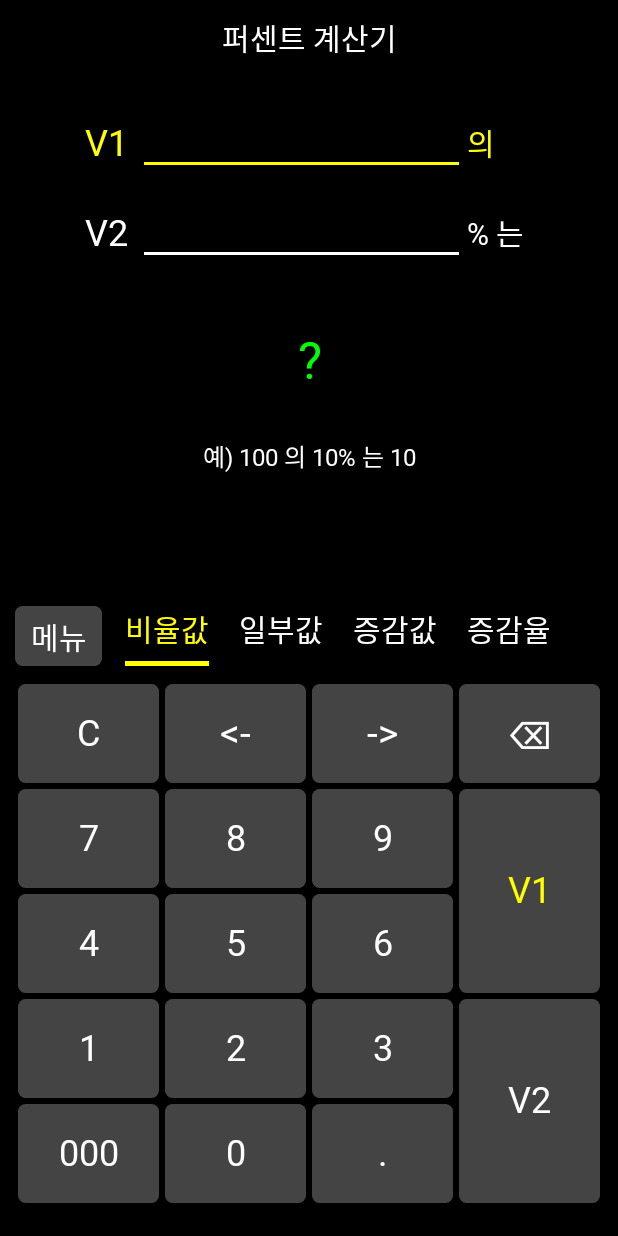
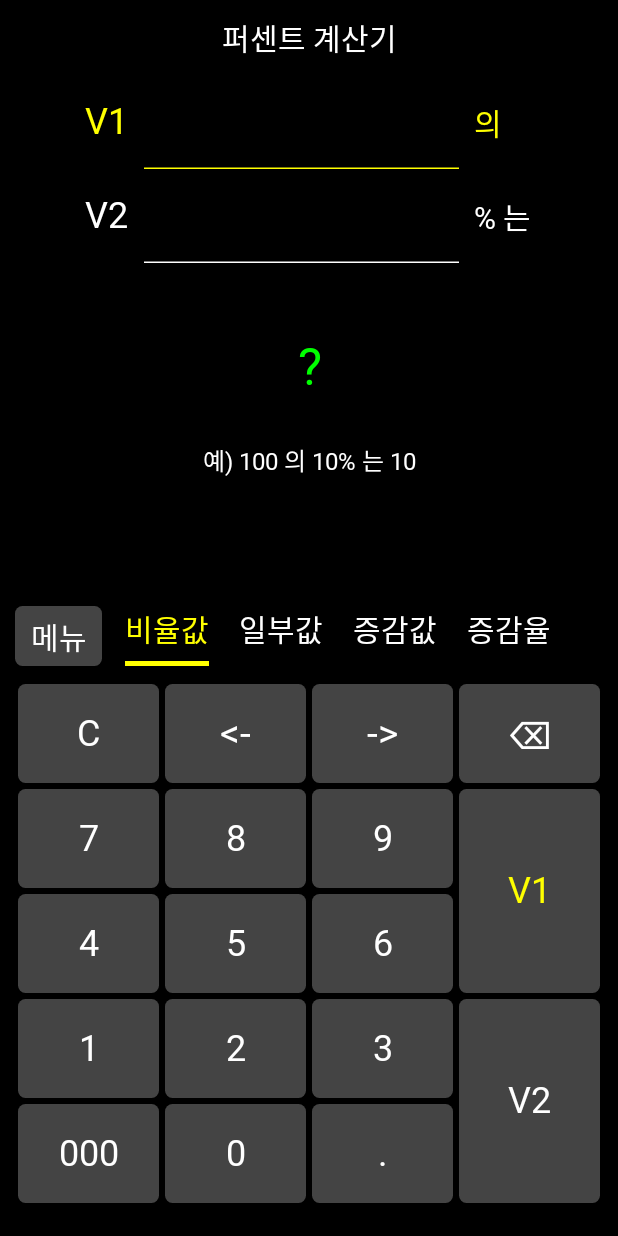
Before and after one commit to Jeong-Donghyeon/calculator-android, an Android app built with Jetpack Compose: the screen it shows after launch (MainActivity), on a phone screen of 412 x 824 dp. Run offline under Robolectric (Android 15) with nearby library versions, the phone set to English and light mode, and no system bars; our stand-ins replace Dagger/Hilt's generated code; Roboto replaces fonts that are not available here.

Commit message:
입력 필드 텍스트필드로 수정

```diff
--- a/app/src/main/java/dev/donghyeon/calculator/percent/PercentData.kt
+++ b/app/src/main/java/dev/donghyeon/calculator/percent/PercentData.kt
@@ -1,4 +1,6 @@
 package dev.donghyeon.calculator.percent
+
+import androidx.compose.ui.text.input.TextFieldValue
 
 data class PercentData(
     val select: PercentSelect = PercentSelect.CALCULATE1,
@@ -9,6 +11,8 @@ data class PercentData(
 ) {
     data class Calculate(
         val select: ValueSelect = ValueSelect.V1,
+        val v1: TextFieldValue = TextFieldValue(),
+        val v2: TextFieldValue = TextFieldValue(),
         val value1: String = "",
         val value2: String = "",
         val result: String = "?",
@@ -39,4 +43,6 @@ enum class NumberPadKey(val value: String) {
     DECIMAL("."),
     BACK("back"),
     CLEAR("clear"),
+    LEFT("left"),
+    RIGHT("right"),
 }
--- a/app/src/main/java/dev/donghyeon/calculator/percent/PercentScreen.kt
+++ b/app/src/main/java/dev/donghyeon/calculator/percent/PercentScreen.kt
@@ -14,12 +14,17 @@ import androidx.compose.foundation.layout.size
 import androidx.compose.foundation.layout.width
 import androidx.compose.material3.Text
 import androidx.compose.runtime.Composable
+import androidx.compose.runtime.LaunchedEffect
 import androidx.compose.runtime.collectAsState
 import androidx.compose.runtime.getValue
+import androidx.compose.runtime.remember
 import androidx.compose.ui.Alignment
 import androidx.compose.ui.Modifier
+import androidx.compose.ui.focus.FocusRequester
+import androidx.compose.ui.focus.focusRequester
 import androidx.compose.ui.text.style.TextAlign
 import androidx.compose.ui.tooling.preview.Preview
+import androidx.compose.ui.unit.Dp
 import androidx.compose.ui.unit.dp
 import androidx.compose.ui.unit.sp
 import androidx.hilt.navigation.compose.hiltViewModel
@@ -29,6 +34,7 @@ import dev.donghyeon.calculator.view.TitleView
 import dev.donghyeon.calculator.view.ViewButtonNumber
 import dev.donghyeon.calculator.view.ViewButtonValue
 import dev.donghyeon.calculator.view.ViewScrollTab
+import dev.donghyeon.calculator.view.ViewTextField
 
 @Preview
 @Composable
@@ -57,7 +63,7 @@ fun PercentScreen(
     TitleView(title = "퍼센트 계산기")
     Column(modifier = Modifier.weight(1f)) {
         when (state.select) {
-            PercentSelect.CALCULATE1 -> Calculate1View(state = state)
+            PercentSelect.CALCULATE1 -> Calculate11View(state = state)
             PercentSelect.CALCULATE2 -> Calculate2View(state = state)
             PercentSelect.CALCULATE3 -> Calculate3View(state = state)
             PercentSelect.CALCULATE4 -> Calculate4View(state = state)
@@ -96,6 +102,135 @@ fun PercentScreen(
         }
         Column(modifier = Modifier.weight(1f)) {
             KeyboardRightView(state = state, action = action)
+        }
+    }
+}
+
+@Composable
+fun Calculate11View(state: PercentData) {
+    val fieldTotalWith: Dp = 320.dp
+    val fieldLeft: Dp = 50.dp
+    val fieldRight: Dp = 60.dp
+    val v1Focus = remember { FocusRequester() }
+    val v2Focus = remember { FocusRequester() }
+    val guideStrList =
+        when (state.select) {
+            PercentSelect.CALCULATE1 ->
+                listOf(
+                    "의",
+                    "% 는",
+                    "예) 100 의 10% 는 10",
+                )
+            PercentSelect.CALCULATE2 ->
+                listOf(
+                    "의",
+                    "은",
+                    "예) 100 의 10 은 10%",
+                )
+            PercentSelect.CALCULATE3 ->
+                listOf(
+                    "이/가",
+                    "(으)로\n변하면",
+                    "예) 100 이 10 으로 변하면 90% 감소",
+                )
+            PercentSelect.CALCULATE4 ->
+                listOf(
+                    "이/가",
+                    "%\n증가하면",
+                    "예) 100 이 10% 증가하면 1000",
+                )
+        }
+    val calculate =
+        when (state.select) {
+            PercentSelect.CALCULATE1 -> state.calculate1
+            PercentSelect.CALCULATE2 -> state.calculate2
+            PercentSelect.CALCULATE3 -> state.calculate3
+            PercentSelect.CALCULATE4 -> state.calculate4
+        }
+    val (v1Color, v2Color) =
+        if (calculate.select == ValueSelect.V1) {
+            ColorSet.select to ColorSet.text
+        } else {
+            ColorSet.text to ColorSet.select
+        }
+    Column(
+        modifier = Modifier.fillMaxWidth(),
+        horizontalAlignment = Alignment.CenterHorizontally,
+    ) {
+        Row(
+            modifier = Modifier.width(fieldTotalWith),
+            verticalAlignment = Alignment.CenterVertically,
+            horizontalArrangement = Arrangement.Center,
+        ) {
+            Text(
+                modifier = Modifier.width(fieldLeft),
+                text = "V1",
+                style = TextSet.extraBold.copy(v1Color, 24.sp),
+                textAlign = TextAlign.Center,
+            )
+            ViewTextField(
+                modifier = Modifier.weight(1f).focusRequester(v1Focus),
+                value = calculate.v1,
+                color = v1Color,
+                onValueChange = {},
+            )
+            Text(
+                modifier = Modifier.width(fieldRight).padding(start = 10.dp),
+                text = guideStrList[0],
+                style = TextSet.extraBold.copy(v1Color, 20.sp),
+                textAlign = TextAlign.Start,
+            )
+        }
+        Row(
+            modifier = Modifier.width(fieldTotalWith),
+            verticalAlignment = Alignment.CenterVertically,
+            horizontalArrangement = Arrangement.Center,
+        ) {
+            Text(
+                modifier = Modifier.width(fieldLeft),
+                text = "V2",
+                style = TextSet.extraBold.copy(v2Color, 24.sp),
+                textAlign = TextAlign.Center,
+            )
+            ViewTextField(
+                modifier = Modifier.weight(1f).focusRequester(v2Focus),
+                value = calculate.v2,
+                color = v2Color,
+                onValueChange = {},
+            )
+            Text(
+                modifier = Modifier.width(fieldRight).padding(start = 10.dp),
+                text = guideStrList[1],
+                style = TextSet.extraBold.copy(v2Color, 20.sp),
+                textAlign = TextAlign.Start,
+            )
+        }
+        Spacer(modifier = Modifier.height(20.dp))
+        Column(
+            modifier = Modifier.weight(1f),
+            horizontalAlignment = Alignment.CenterHorizontally,
+        ) {
+            Box(
+                modifier = Modifier.weight(1f),
+                contentAlignment = Alignment.Center,
+            ) {
+                Text(
+                    text = calculate.result,
+                    style = TextSet.extraBold.copy(ColorSet.result, 34.sp),
+                )
+            }
+            Text(
+                modifier = Modifier.weight(1f),
+                text = guideStrList[2],
+                style = TextSet.extraBold.copy(ColorSet.text, 16.sp),
+            )
+        }
+    }
+    LaunchedEffect(calculate.select) {
+        if (calculate.select == ValueSelect.V2) {
+            v2Focus.requestFocus()
+        } else {
+            v1Focus.requestFocus()
         }
     }
 }
@@ -946,7 +1081,7 @@ fun KeyboardLeftView(action: PercentAction? = null) =
                         .weight(1f)
                         .fillMaxHeight()
                         .padding(2.dp),
-                onClick = {},
+                onClick = { action?.inputNumberKeyPad(NumberPadKey.LEFT) },
                 text = "<-",
                 style = TextSet.bold.copy(ColorSet.text, 26.sp),
             )
@@ -956,7 +1091,7 @@ fun KeyboardLeftView(action: PercentAction? = null) =
                         .weight(1f)
                         .fillMaxHeight()
                         .padding(2.dp),
-                onClick = {},
+                onClick = { action?.inputNumberKeyPad(NumberPadKey.RIGHT) },
                 text = "->",
                 style = TextSet.bold.copy(ColorSet.text, 26.sp),
             )
--- /dev/null
+++ b/app/src/main/java/dev/donghyeon/calculator/view/ViewTextField.kt
@@ -0,0 +1,89 @@
+package dev.donghyeon.calculator.view
+
+import androidx.compose.material3.TextField
+import androidx.compose.material3.TextFieldDefaults
+import androidx.compose.runtime.Composable
+import androidx.compose.runtime.CompositionLocalProvider
+import androidx.compose.ui.Modifier
+import androidx.compose.ui.graphics.Color
+import androidx.compose.ui.platform.LocalTextInputService
+import androidx.compose.ui.text.input.TextFieldValue
+import androidx.compose.ui.text.style.TextAlign
+import androidx.compose.ui.tooling.preview.Preview
+import androidx.compose.ui.unit.sp
+import dev.donghyeon.calculator.theme.ColorSet
+import dev.donghyeon.calculator.theme.TextSet
+
+@Preview
+@Composable
+fun Preview_ViewTextField() =
+    ViewTextField(
+        value = TextFieldValue(text = "123.123"),
+        color = ColorSet.select,
+        onValueChange = {},
+    )
+
+@Composable
+fun ViewTextField(
+    modifier: Modifier = Modifier,
+    value: TextFieldValue,
+    color: Color,
+    onValueChange: (TextFieldValue) -> Unit,
+) {
+    CompositionLocalProvider(
+        LocalTextInputService provides null,
+    ) {
+        TextField(
+            modifier = modifier,
+            value = value,
+            onValueChange = { onValueChange(it) },
+            textStyle = TextSet.extraBold.copy(color = color, fontSize = 26.sp, textAlign = TextAlign.End),
+            colors =
+                TextFieldDefaults.colors(
+                    focusedTextColor = color,
+                    unfocusedTextColor = color,
+                    disabledTextColor = color,
+                    errorTextColor = color,
+                    focusedContainerColor = ColorSet.container,
+                    unfocusedContainerColor = ColorSet.container,
+                    disabledContainerColor = ColorSet.container,
+                    errorContainerColor = ColorSet.container,
+                    cursorColor = color,
+                    errorCursorColor = color,
+//                selectionColors = LocalTextSelectionColors.current,
+                    focusedIndicatorColor = color,
+                    unfocusedIndicatorColor = color,
+                    disabledIndicatorColor = color,
+                    errorIndicatorColor = color,
+//                focusedLeadingIconColor = ColorSet.transparent,
+//                unfocusedLeadingIconColor = ColorSet.transparent,
+//                disabledLeadingIconColor = ColorSet.transparent,
+//                errorLeadingIconColor = ColorSet.transparent,
+//                focusedTrailingIconColor = ColorSet.transparent,
+//                unfocusedTrailingIconColor = ColorSet.transparent,
+//                disabledTrailingIconColor = ColorSet.transparent,
+//                errorTrailingIconColor = ColorSet.transparent,
+//                focusedLabelColor = ColorSet.select,
+//                unfocusedLabelColor = ColorSet.text,
+//                disabledLabelColor = ColorSet.text,
+//                errorLabelColor = ColorSet.text,
+//                focusedPlaceholderColor = ColorSet.select,
+//                unfocusedPlaceholderColor = ColorSet.text,
+//                disabledPlaceholderColor = ColorSet.text,
+//                errorPlaceholderColor = ColorSet.text,
+//                focusedSupportingTextColor = ColorSet.transparent,
+//                unfocusedSupportingTextColor = ColorSet.transparent,
+//                disabledSupportingTextColor = ColorSet.transparent,
+//                errorSupportingTextColor = ColorSet.transparent,
+//                focusedPrefixColor = ColorSet.transparent,
+//                unfocusedPrefixColor = ColorSet.transparent,
+//                disabledPrefixColor = ColorSet.transparent,
+//                errorPrefixColor = ColorSet.transparent,
+//                focusedSuffixColor = ColorSet.transparent,
+//                unfocusedSuffixColor = ColorSet.transparent,
+//                disabledSuffixColor = ColorSet.transparent,
+//                errorSuffixColor = ColorSet.transparent,
+                ),
+        )
+    }
+}
```
Also changed, not shown: app/src/main/java/dev/donghyeon/calculator/percent/PercentViewModel.kt (+90 -4 lines).
